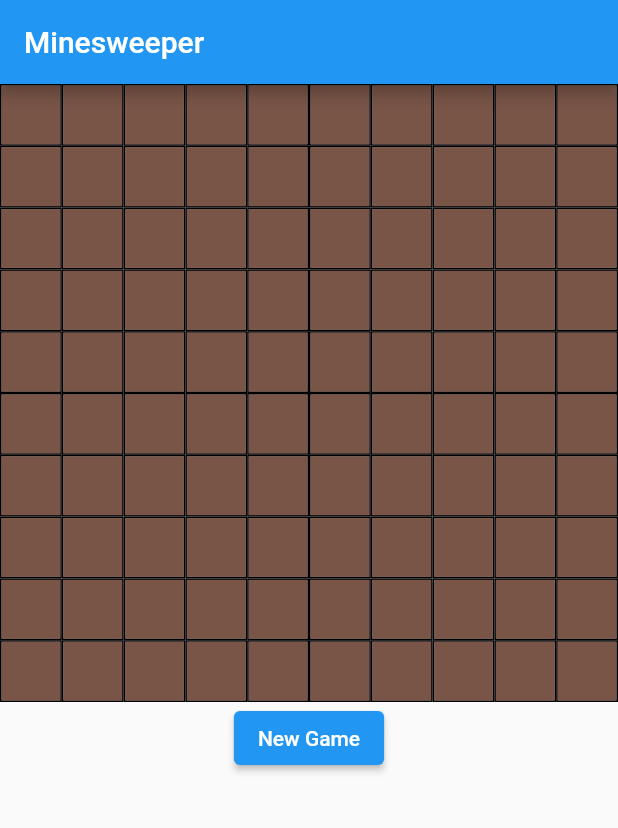
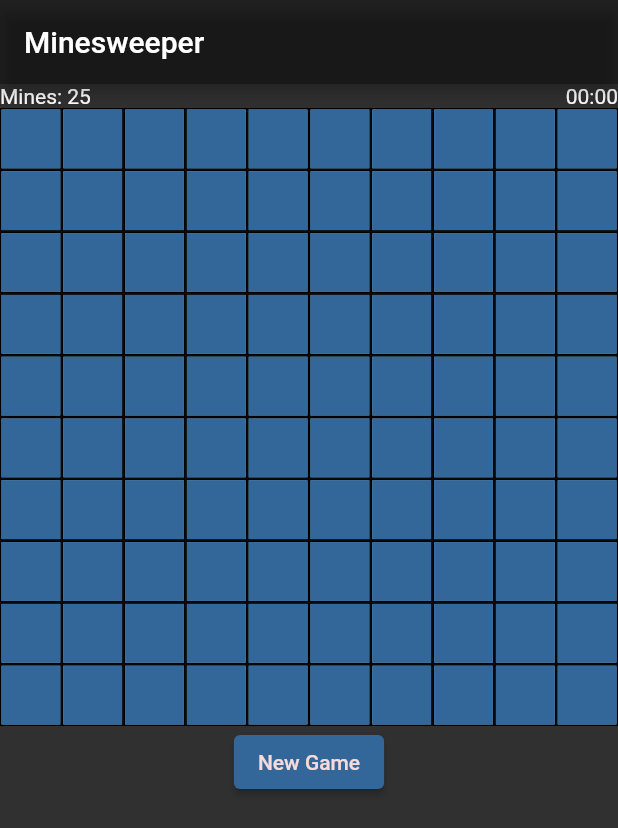
Before and after one commit to PhoneMinMyat/Minesweeper_with_flutter, a Flutter app: the screen it shows after launch, after a tap on "New Game", on a phone screen of 412 x 824 dp. Shown: the top 828 px of the screen. Run offline on Flutter 3.47's test engine with Material 2 defaults, Android fonts, the phone set to English and light mode, and no system bars; our stand-ins replace material_design_icons_flutter.

Commit message:
add some ui and fix some bugs

```diff
--- a/lib/main.dart
+++ b/lib/main.dart
@@ -1,7 +1,10 @@
+import 'dart:async';
+
 import 'package:flutter/material.dart';
 import 'package:minesweeper/models/ground_data.dart';
 import 'package:minesweeper/widgets/board.dart';
 import 'package:material_design_icons_flutter/material_design_icons_flutter.dart';
+
 import 'controllers/bomb_logic.dart';
 
 void main() {
@@ -11,8 +14,15 @@ void main() {
 class MyApp extends StatelessWidget {
   @override
   Widget build(BuildContext context) {
-    return const MaterialApp(
-      home: HomePage(),
+    return MaterialApp(
+      theme: ThemeData(
+          colorScheme: const ColorScheme.dark().copyWith(
+              primary: const Color(0x50000000),
+              secondary: const Color(0xff336699),
+              background: const Color(0xff86bbd8),
+              onBackground: const Color(0xfff0f0c9),
+              onPrimary: const Color(0xfff7dad9))),
+      home: const HomePage(),
     );
   }
 }
@@ -28,23 +38,35 @@ class _HomePageState extends State<HomePage> {
   int boardWidth = 10;
   int boardLength = 10;
   int numberOfBombs = 25;
+  bool firstClick = true;
 
   List<GroundData> board = [];
+
+  Duration duration = const Duration();
+  Timer? timer;
+
+  bool isGameOver = false;
 
   @override
   void initState() {
     newGame();
-
+    stopTimer();
     super.initState();
   }
 
   void newGame() {
     setState(() {
+      resetTimer();
       board = getBoard(boardWidth, boardLength, numberOfBombs);
+      firstClick = true;
     });
   }
 
   void loseGame() {
+    stopTimer();
+    for (int x = 0; x < board.length; x++) {
+      board[x].currentStatus = Status.select;
+    }
     showDialog(
         context: context,
         builder: (context) {
@@ -79,7 +101,7 @@ class _HomePageState extends State<HomePage> {
             content: SingleChildScrollView(
               child: Column(
                 children: [
-                  const Text('You WINN The Game'),
+                  const Text('You WIN The Game'),
                   ElevatedButton(
                       onPressed: () {
                         Navigator.of(context).pop();
@@ -100,6 +122,11 @@ class _HomePageState extends State<HomePage> {
   }
 
   void selectGround(int index) {
+    if (firstClick) {
+      startTimer();
+      firstClick = false;
+    }
+
     setState(() {
       if (board[index].currentStatus == Status.unselect) {
         board[index].selectGround();
@@ -114,31 +141,74 @@ class _HomePageState extends State<HomePage> {
           loseGame();
         }
 
-        int tempIndex = board.indexWhere((element) =>
-          element.hasBomb == false && element.currentStatus == Status.unselect
-        );
-        if (tempIndex < 0) {
+        int checkAllClearGroundIsSelect = board.indexWhere((element) =>
+            element.hasBomb == false &&
+            element.currentStatus == Status.unselect);
+
+        int checkAllBombIsNotSelect = board.indexWhere((element) =>
+            element.hasBomb == true && element.currentStatus == Status.select);
+        if (checkAllClearGroundIsSelect < 0 && checkAllBombIsNotSelect < 0) {
           winGame();
         }
       }
     });
   }
 
+  void addTime() {
+    setState(() {
+      final seconds = duration.inSeconds + 1;
+      duration = Duration(seconds: seconds);
+    });
+  }
+
+  void startTimer() {
+    timer = Timer.periodic(const Duration(seconds: 1), (_) => addTime());
+  }
+
+  void resetTimer() {
+    setState(() {
+      stopTimer();
+      duration = const Duration();
+      firstClick = true;
+    });
+  }
+
+  void stopTimer() {
+    setState(() {
+      timer?.cancel();
+    });
+  }
+
   @override
   Widget build(BuildContext context) {
+    String twoDigits(int n) => n.toString().padLeft(2, '0');
+    final minutes = twoDigits(duration.inMinutes.remainder(60));
+    final seconds = twoDigits(duration.inSeconds.remainder(60));
     return Scaffold(
       appBar: AppBar(
         title: const Text('Minesweeper'),
+        backgroundColor: Theme.of(context).colorScheme.primary,
       ),
       body: Center(
         child: Column(children: [
+          Row(
+            mainAxisAlignment: MainAxisAlignment.spaceBetween,
+            children: [
+              Text('Mines: $numberOfBombs'),
+              Text('$minutes:$seconds')
+            ],
+          ),
           Board(
               board: board,
               boardWidth: boardWidth,
               selectGround: selectGround,
               setFlag: setFlag),
           ElevatedButton(
-              onPressed: () => newGame(), child: const Text('New Game'))
+            onPressed: () => newGame(),
+            child: const Text('New Game'),
+            style: ElevatedButton.styleFrom(
+                primary: Theme.of(context).colorScheme.secondary),
+          )
         ]),
       ),
     );
--- a/lib/widgets/board.dart
+++ b/lib/widgets/board.dart
@@ -25,7 +25,8 @@ class Board extends StatelessWidget {
         itemBuilder: (context, index) {
           return Container(
             decoration: BoxDecoration(
-                color: Colors.grey, border: Border.all(color: Colors.black)),
+                color: Theme.of(context).colorScheme.background,
+                border: Border.all(color: Colors.black)),
             child: Ground(
               groundInfo: board[index],
               selectGround: selectGround,
--- a/lib/widgets/ground.dart
+++ b/lib/widgets/ground.dart
@@ -35,7 +35,7 @@ class _GroundState extends State<Ground> {
       }
     } else if (widget.groundInfo.currentStatus == Status.unselect) {
       return Container(
-        color: Colors.brown,
+        color: Theme.of(context).colorScheme.secondary,
       );
     } else {
       return const Icon(MdiIcons.flag);
```
